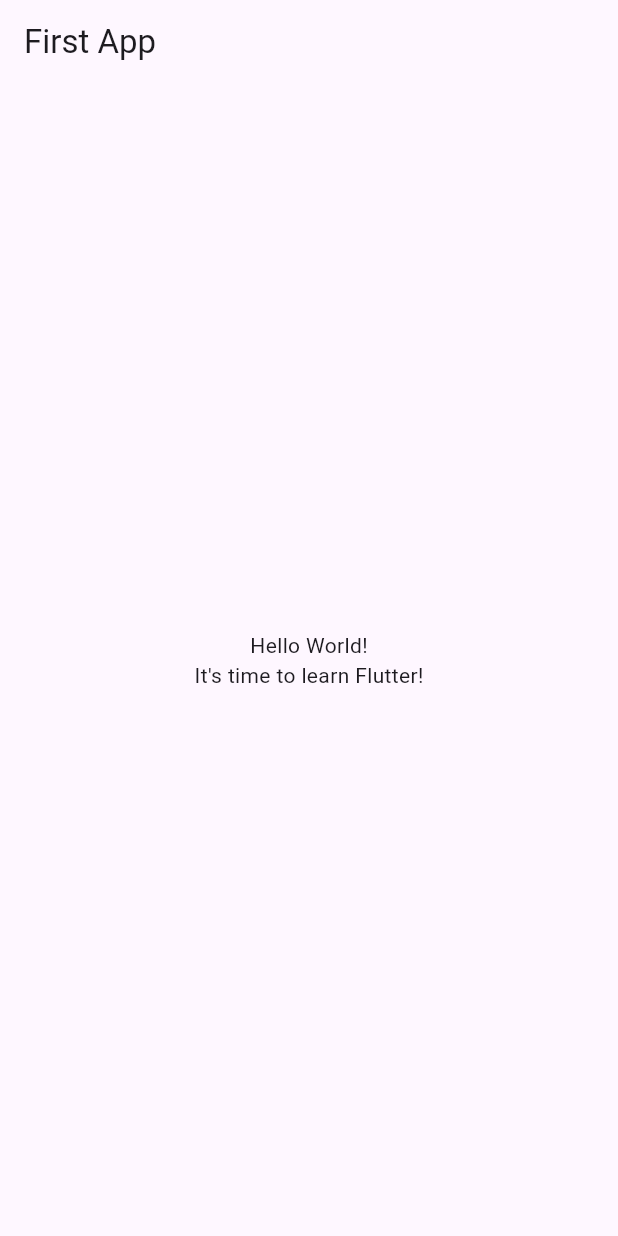
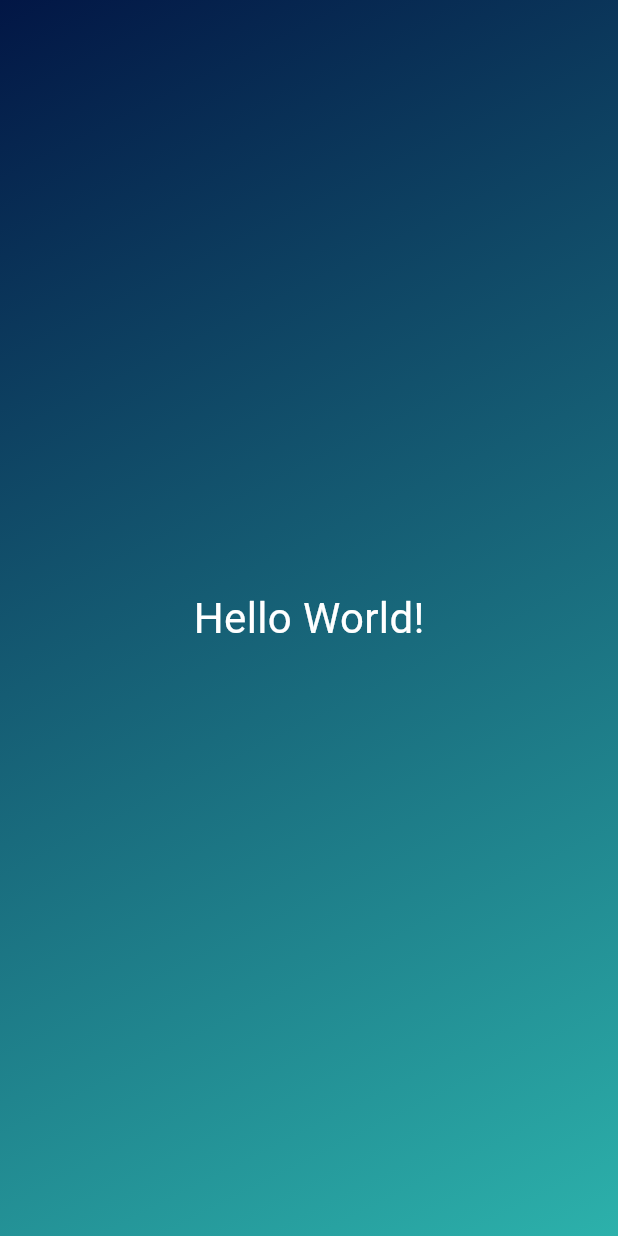
Before and after one commit to Bejte/first_app, a Flutter app: the screen it shows after launch, on a phone screen of 412 x 824 dp. Run offline on Flutter 3.47's test engine with Material 3 defaults, Android fonts, the phone set to English and light mode, and no system bars.

Commit message:
gradient container is put into a different file as  a class

```diff
--- /dev/null
+++ b/lib/graident_container.dart
@@ -0,0 +1,27 @@
+import 'package:flutter/material.dart';
+
+class GradientContainer extends StatelessWidget {
+  const GradientContainer({super.key});
+
+  @override
+  Widget build(context) {
+    return Container(
+      decoration: const BoxDecoration(
+        gradient: LinearGradient(
+          colors: [
+            Color.fromARGB(255, 2, 22, 69),
+            Color.fromARGB(255, 44, 177, 171),
+          ],
+          begin: Alignment.topLeft,
+          end: Alignment.bottomRight,
+        ),
+      ),
+      child: const Center(
+        child: Text(
+          'Hello World!',
+          style: TextStyle(color: Colors.white, fontSize: 28),
+        ),
+      ),
+    );
+  }
+}
--- a/lib/main.dart
+++ b/lib/main.dart
@@ -1,39 +1,13 @@
-// ignore_for_file: prefer_const_constructors
-
 import 'package:flutter/material.dart';
 
+import 'package:first_app/graident_container.dart';
+
 void main() {
-  runApp(const MyApp());
+  runApp(
+    const MaterialApp(
+      home: Scaffold(
+        body: GradientContainer(),
+      ),
+    ),
+  );
 }
-
-class MyApp extends StatelessWidget {
-  const MyApp({super.key});
-
-  @override
-  Widget build(BuildContext context) {
-    return MaterialApp(
-      title: 'Flutter Demo',
-      theme: ThemeData(
-        primarySwatch: Colors.blue,
-      ),
-      home: Scaffold(
-        appBar: AppBar(
-          title: const Text('First App'),
-        ),
-        body: Center(
-          child: Column(
-            mainAxisAlignment: MainAxisAlignment.center,
-            children: const [
-              Text(
-                'Hello World!',
-              ),
-              Text(
-                'It\'s time to learn Flutter!',
-              ),
-            ],
-          ),
-        ),
-      ),
-    );
-  }
-}
```
